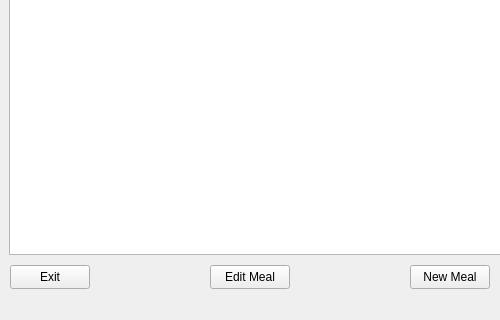
First picture: the form in qtfolder/MealPlanner/editmealswindow.ui, repository NoorA0/MealPlanner, before the edit; both pictures show x 0 to 500 and y 125 to 445 of the 1099 by 445 pixel window.
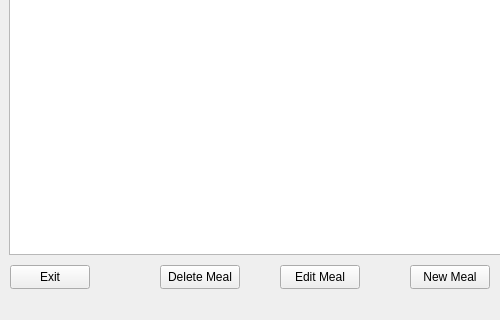
Second picture: the form after the edit.

Commit message:
mostly completed all windows relating to Meals
- created windows to create/edit/delete Meals

- still need a few more to edit Tags and delete Meals

after that, will be able to do the same for Tags and MultiTags

```diff
--- a/qtfolder/MealPlanner/editmealswindow.ui
+++ b/qtfolder/MealPlanner/editmealswindow.ui
@@ -49,7 +49,7 @@
    <widget class="QPushButton" name="pushButton_2">
     <property name="geometry">
      <rect>
-      <x>210</x>
+      <x>280</x>
       <y>390</y>
       <width>80</width>
       <height>24</height>
@@ -117,6 +117,19 @@
      <string>New Meal</string>
     </property>
    </widget>
+   <widget class="QPushButton" name="pushButton_5">
+    <property name="geometry">
+     <rect>
+      <x>160</x>
+      <y>390</y>
+      <width>80</width>
+      <height>24</height>
+     </rect>
+    </property>
+    <property name="text">
+     <string>Delete Meal</string>
+    </property>
+   </widget>
   </widget>
   <widget class="QStatusBar" name="statusbar"/>
  </widget>
```
The commit also changes 16 other files.
